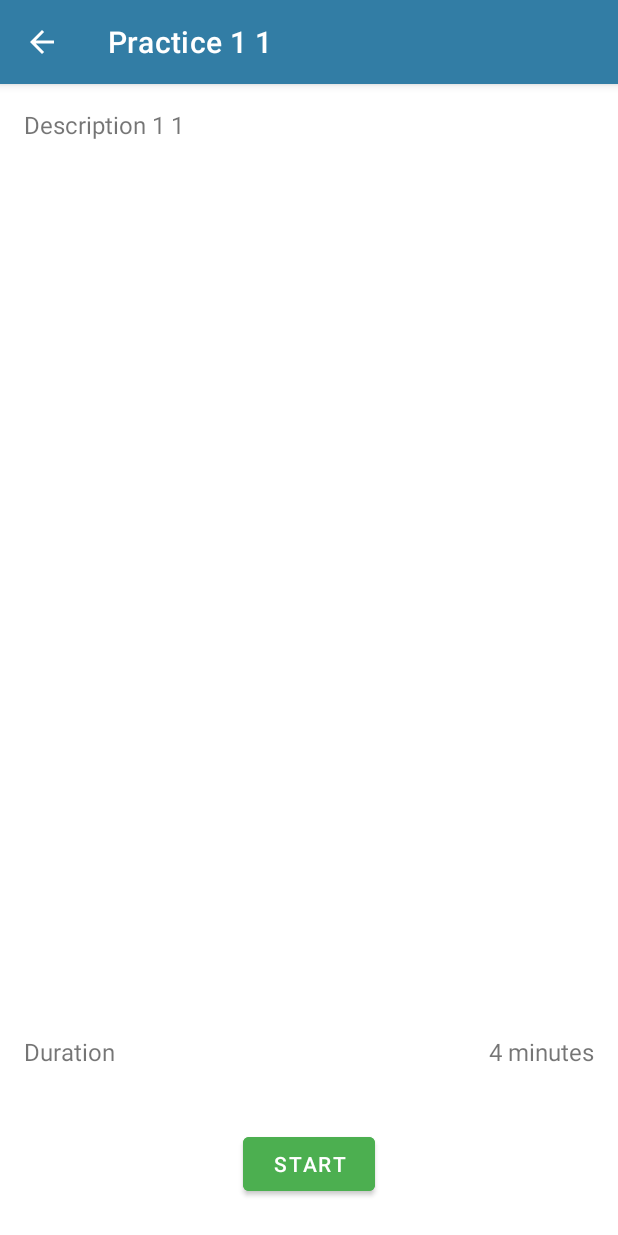
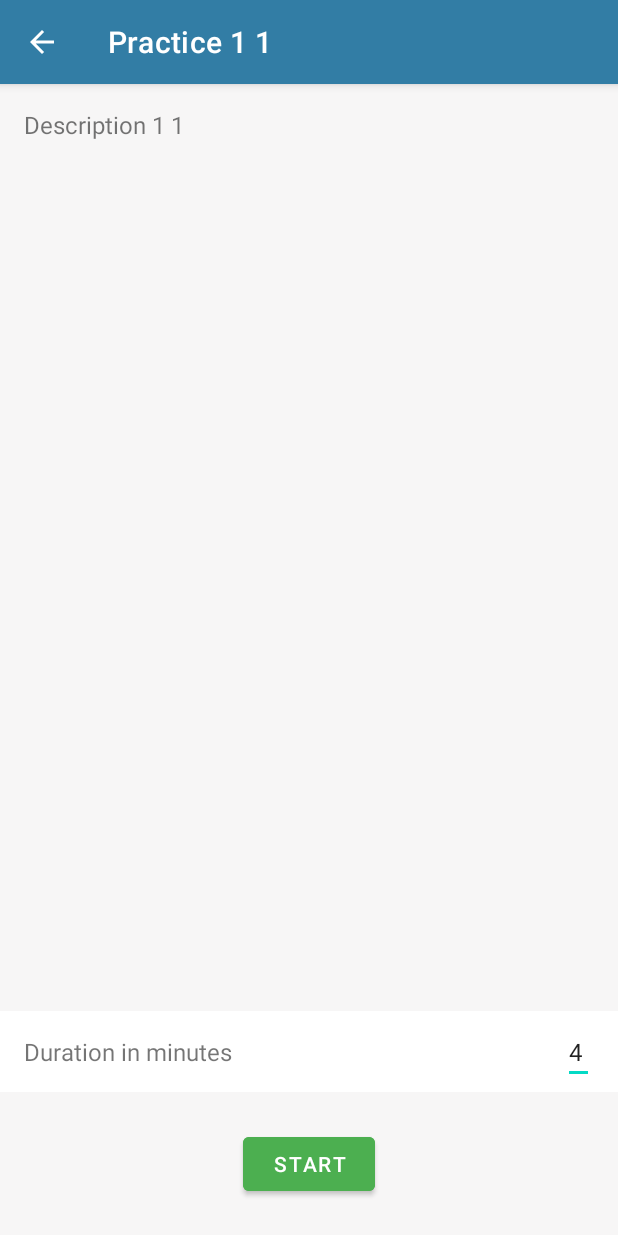
Before and after one commit to OSLL/adfmp1h22-meditation, an Android app: the screen it shows after launch (MeditationInfoActivity), after a tap on an icon or button, on a phone screen of 412 x 824 dp. Run offline under Robolectric (Android 15) with nearby library versions, the phone set to English and light mode, and no system bars; our stand-ins replace Room's generated code, navigation-ui.

Commit message:
Make elements more visible and add changing meditation duration

```diff
--- a/app/src/main/java/ru/hse/meditation/model/entity/Practice.kt
+++ b/app/src/main/java/ru/hse/meditation/model/entity/Practice.kt
@@ -25,7 +25,7 @@ data class Practice(
     val audioName: String,
     val level: Int,
     val order: Int,
-    val duration: Int,
+    var duration: Int,
     @ColumnInfo(name = "last_practice_date_time")
     var lastPracticeDateTime: Date,
     @ColumnInfo(name = "is_favorite")
--- a/app/src/main/java/ru/hse/meditation/ui/history/fragment/HistoryFragment.kt
+++ b/app/src/main/java/ru/hse/meditation/ui/history/fragment/HistoryFragment.kt
@@ -23,9 +23,9 @@ class HistoryFragment : Fragment() {
         val binding = FragmentHistoryBinding.inflate(inflater, container, false)
         val root: View = binding.root
 
-        viewModel.records.observe(viewLifecycleOwner, Observer {
+        viewModel.records.observe(viewLifecycleOwner) {
             adapter.setData(it)
-        })
+        }
 
         binding.historyList.layoutManager = LinearLayoutManager(activity)
         binding.historyList.adapter = adapter
--- a/app/src/main/java/ru/hse/meditation/ui/home/HomeFragment.kt
+++ b/app/src/main/java/ru/hse/meditation/ui/home/HomeFragment.kt
@@ -7,6 +7,7 @@ import android.os.Bundle
 import android.view.LayoutInflater
 import android.view.View
 import android.view.ViewGroup
+import android.view.inputmethod.EditorInfo
 import android.view.inputmethod.InputMethodManager
 import androidx.fragment.app.Fragment
 import androidx.fragment.app.viewModels
@@ -34,24 +35,16 @@ class HomeFragment : Fragment() {
         binding.todayValue.text = viewModel.today
         binding.thisWeekValue.text = viewModel.thisWeek
 
-        binding.userName.onFocusChangeListener = object : View.OnFocusChangeListener {
-            override fun onFocusChange(v: View?, hasFocus: Boolean) {
-                if (hasFocus) {
-                    binding.button.visibility = View.VISIBLE
-                }
-            }
-        }
-
         addUserName(binding)
         addMeditationOfTheDay(binding)
 
-        binding.button.setOnClickListener {
-            val preferences = requireActivity().getPreferences(Activity.MODE_PRIVATE)
-            binding.userName.clearFocus()
-            viewModel.setUserName(binding.userName.text.toString(), preferences)
-            binding.button.visibility = View.INVISIBLE
-            val imm = context?.getSystemService(Context.INPUT_METHOD_SERVICE) as? InputMethodManager
-            imm?.hideSoftInputFromWindow(view?.windowToken, 0)
+        binding.userName.setOnEditorActionListener { _, actionId, _ ->
+            if (actionId == EditorInfo.IME_ACTION_DONE) {
+                saveUserName(binding)
+                true
+            } else {
+                false
+            }
         }
 
         viewModel.records.observe(viewLifecycleOwner) { records ->
@@ -66,6 +59,14 @@ class HomeFragment : Fragment() {
             }
         }
         return binding.root
+    }
+
+    private fun saveUserName(binding: FragmentHomeBinding) {
+        val preferences = requireActivity().getPreferences(Activity.MODE_PRIVATE)
+        binding.userName.clearFocus()
+        viewModel.setUserName(binding.userName.text.toString(), preferences)
+        val imm = context?.getSystemService(Context.INPUT_METHOD_SERVICE) as? InputMethodManager
+        imm?.hideSoftInputFromWindow(view?.windowToken, 0)
     }
 
     private fun addUserName(binding: FragmentHomeBinding) {
--- a/app/src/main/java/ru/hse/meditation/ui/meditations/MeditationInfoActivity.kt
+++ b/app/src/main/java/ru/hse/meditation/ui/meditations/MeditationInfoActivity.kt
@@ -2,6 +2,7 @@ package ru.hse.meditation.ui.meditations
 
 import android.content.Intent
 import android.os.Bundle
+import android.view.inputmethod.EditorInfo
 import ru.hse.meditation.R
 import ru.hse.meditation.databinding.ActivityMeditationInfoBinding
 import ru.hse.meditation.model.entity.Practice
@@ -16,7 +17,16 @@ class MeditationInfoActivity : ActivityWithBackButton() {
         val practice = intent.getSerializableExtra("practice") as Practice
         title = practice.name
         binding.meditationDescription.text = practice.description
-        binding.meditationDurationValue.text = getString(R.string.minutes).format(practice.duration)
+        binding.meditationDurationValue.setText(practice.duration.toString())
+        binding.meditationDurationValue.setOnEditorActionListener { v, actionId, _ ->
+            if (actionId == EditorInfo.IME_ACTION_DONE) {
+                binding.meditationDurationValue.text.toString().toIntOrNull()?.let {
+                    practice.duration = it
+                }
+                v.clearFocus();
+            }
+            false
+        }
         binding.button2.setOnClickListener {
             val myIntent = Intent(this, MeditationActivity::class.java)
             myIntent.putExtra("practice", practice)
--- a/app/src/main/res/layout/activity_about.xml
+++ b/app/src/main/res/layout/activity_about.xml
@@ -4,7 +4,8 @@
     xmlns:tools="http://schemas.android.com/tools"
     android:layout_width="match_parent"
     android:layout_height="match_parent"
-    tools:context=".ui.about.AboutActivity">
+    tools:context=".ui.about.AboutActivity"
+    android:background="@color/grey">
 
     <TextView
         android:id="@+id/textView11"
--- a/app/src/main/res/layout/activity_main.xml
+++ b/app/src/main/res/layout/activity_main.xml
@@ -3,7 +3,8 @@
     xmlns:app="http://schemas.android.com/apk/res-auto"
     android:id="@+id/container"
     android:layout_width="match_parent"
-    android:layout_height="match_parent">
+    android:layout_height="match_parent"
+    android:background="@color/grey">
 
     <com.google.android.material.bottomnavigation.BottomNavigationView
         android:id="@+id/nav_view"
--- a/app/src/main/res/layout/activity_meditation_info.xml
+++ b/app/src/main/res/layout/activity_meditation_info.xml
@@ -5,7 +5,8 @@
     android:layout_width="match_parent"
     android:layout_height="match_parent"
     tools:context=".ui.meditations.MeditationInfoActivity"
-    android:orientation="vertical">
+    android:orientation="vertical"
+    android:background="@color/grey">
 
     <TextView
         android:id="@+id/meditation_description"
@@ -22,7 +23,8 @@
     <androidx.constraintlayout.widget.ConstraintLayout
         android:layout_width="match_parent"
         android:layout_height="wrap_content"
-        android:layout_weight="0">
+        android:layout_weight="0"
+        android:background="@color/white">
 
         <TextView
             android:id="@+id/meditation_duration_label"
@@ -37,16 +39,19 @@
             app:layout_constraintStart_toStartOf="parent"
             app:layout_constraintTop_toTopOf="parent" />
 
-        <TextView
+        <EditText
             android:id="@+id/meditation_duration_value"
             android:layout_width="wrap_content"
             android:layout_height="wrap_content"
             android:layout_marginEnd="16dp"
-            android:text="5 minutes"
+            android:text=""
             android:textSize="16sp"
             app:layout_constraintBottom_toBottomOf="parent"
             app:layout_constraintEnd_toEndOf="parent"
-            app:layout_constraintTop_toTopOf="parent" />
+            app:layout_constraintTop_toTopOf="parent"
+            android:autofillHints=""
+            android:inputType="number"
+            android:imeOptions="actionDone"/>
 
     </androidx.constraintlayout.widget.ConstraintLayout>
 
--- a/app/src/main/res/layout/activity_theory.xml
+++ b/app/src/main/res/layout/activity_theory.xml
@@ -5,12 +5,13 @@
     android:layout_width="match_parent"
     android:layout_height="match_parent"
     tools:context=".ui.course.theory.TheoryActivity"
-    android:orientation="vertical">
+    android:orientation="vertical"
+    android:background="@color/grey">
 
     <TextView
         android:id="@+id/meditation_description"
         android:layout_width="match_parent"
-        android:layout_height="match_parent"
+        android:layout_height="0dp"
         android:layout_weight="1"
         android:paddingStart="16dp"
         android:paddingTop="16dp"
--- a/app/src/main/res/layout/fragment_course.xml
+++ b/app/src/main/res/layout/fragment_course.xml
@@ -23,7 +23,7 @@
             android:layout_width="match_parent"
             android:layout_height="wrap_content"
             android:orientation="vertical"
-            android:padding="10dip"
+            android:padding="10dp"
             >
 
             <Spinner
--- a/app/src/main/res/layout/fragment_meditations_tab.xml
+++ b/app/src/main/res/layout/fragment_meditations_tab.xml
@@ -8,6 +8,7 @@
     <androidx.recyclerview.widget.RecyclerView
         android:id="@+id/meditations_list"
         android:layout_width="match_parent"
-        android:layout_height="match_parent"/>
+        android:layout_height="match_parent"
+        android:padding="10dp"/>
 
 </LinearLayout>
--- a/app/src/main/res/values/colors.xml
+++ b/app/src/main/res/values/colors.xml
@@ -7,5 +7,6 @@
     <color name="teal_700">#FF018786</color>
     <color name="black">#FF000000</color>
     <color name="white">#FFFFFFFF</color>
+    <color name="grey">#f7f6f6</color>
     <color name="meditation">#327da5</color>
 </resources>
--- a/app/src/main/res/values/strings.xml
+++ b/app/src/main/res/values/strings.xml
@@ -16,7 +16,7 @@
     <string name="settings">Settings</string>
     <string name="about">About</string>
     <string name="date">Date</string>
-    <string name="duration">Duration</string>
+    <string name="duration">Duration in minutes</string>
     <string name="comment">Comment</string>
     <string name="write_comment">Write your comment here</string>
     <string name="edit_entry">Edit entry</string>
```
Also changed, not shown: app/src/main/res/layout/activity_edit_practice_record.xml (+5 -4 lines), app/src/main/res/layout/fragment_history.xml (+1 -14 lines), app/src/main/res/layout/fragment_home.xml (+5 -26 lines), app/src/main/res/layout/fragment_meditations.xml (+0 -18 lines), app/src/main/res/layout/history_item.xml (+9 -1 lines), app/src/main/res/layout/meditation_item.xml (+10 -3 lines), app/src/main/res/values/themes.xml (line endings or trailing spaces).
